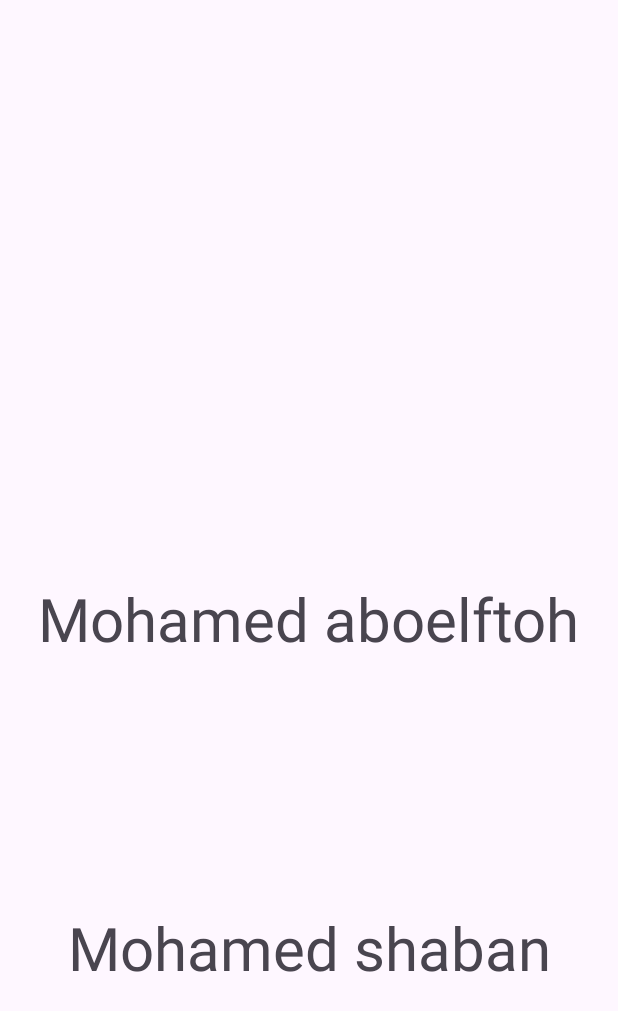
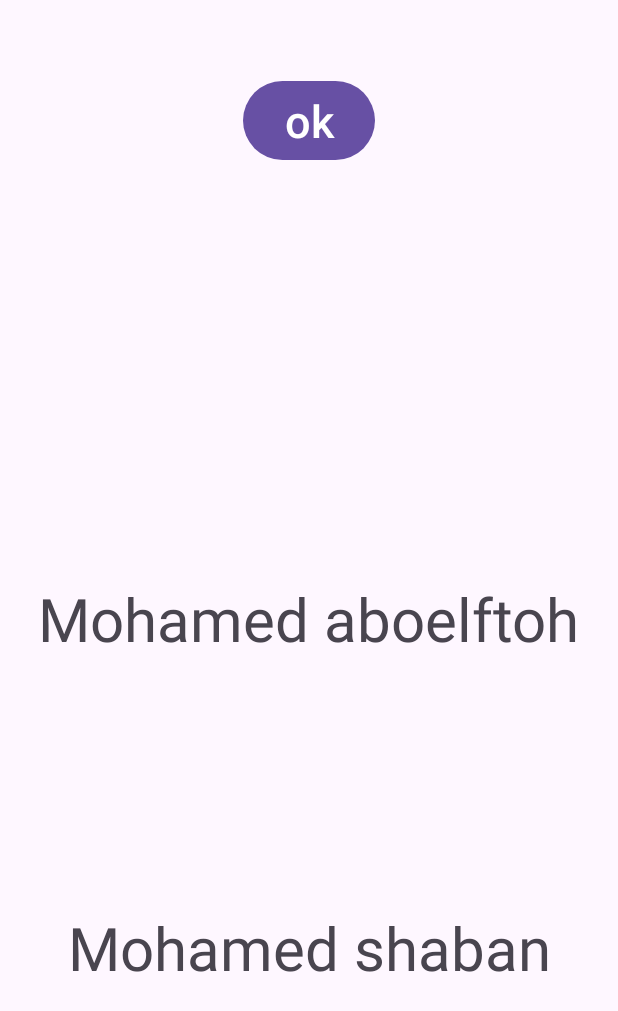
Before and after one commit to MohamedShaban22/TestingGitHub, an Android app: the screen it shows after launch (MainActivity), on a phone screen of 412 x 824 dp. Shown: the top 1011 px of the screen. Run offline under Robolectric (Android 15) with nearby library versions, the phone set to English and light mode, and no system bars.

Commit message:
add button ok to activity main

```diff
--- a/app/src/main/res/layout/activity_main.xml
+++ b/app/src/main/res/layout/activity_main.xml
@@ -25,5 +25,15 @@
         app:layout_constraintEnd_toEndOf="parent"
         app:layout_constraintStart_toStartOf="parent"
        app:layout_constraintTop_toBottomOf="@id/tv1" />
+    <Button
+        android:layout_width="wrap_content"
+        android:layout_height="wrap_content"
+        app:layout_constraintStart_toStartOf="parent"
+        app:layout_constraintEnd_toEndOf="parent"
+        app:layout_constraintTop_toTopOf="parent"
+        android:layout_marginTop="50dp"
+        android:text="ok"
+        android:textSize="30sp"
+        />
 
 </androidx.constraintlayout.widget.ConstraintLayout>
```
